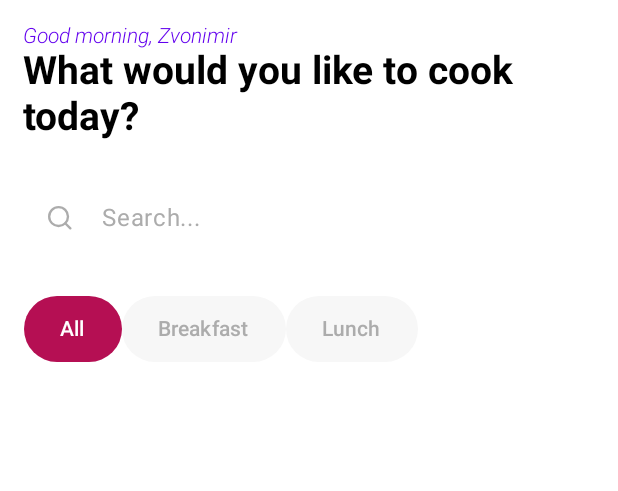
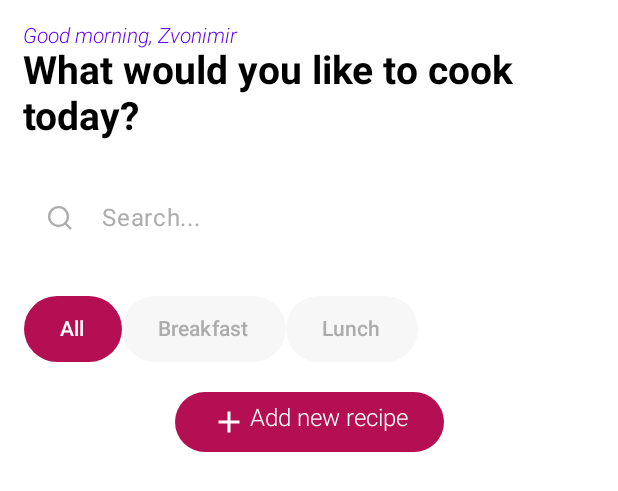
Before and after one commit to zvonimirkonjevic/mobile-application-development, an Android app built with Jetpack Compose: the @Preview function RecipesScreen, on a phone screen of 412 x 824 dp. Shown: the top 491 px of the screen. Run offline under Robolectric (Android 15) with nearby library versions, the phone set to English and light mode, and no system bars.

Commit message:
display IconButton on RecipesScreen

```diff
--- a/intro_to_jetpack_compose/app/src/main/java/hr/ferit/zvonimirkonjevic/intro_to_jetpack_compose/ui/RecipesScreen.kt
+++ b/intro_to_jetpack_compose/app/src/main/java/hr/ferit/zvonimirkonjevic/intro_to_jetpack_compose/ui/RecipesScreen.kt
@@ -64,6 +64,7 @@ fun RecipesScreen() {
         ScreenTitle(title = "What would you like to cook today?", subtitle = "Good morning, Zvonimir")
         SearchBar(iconResource = R.drawable.ic_search, labelText = "Search...")
         RecipeCategories()
+        IconButton(iconResource = R.drawable.ic_plus, labelText = "Add new recipe")
     }
 }
 
```
